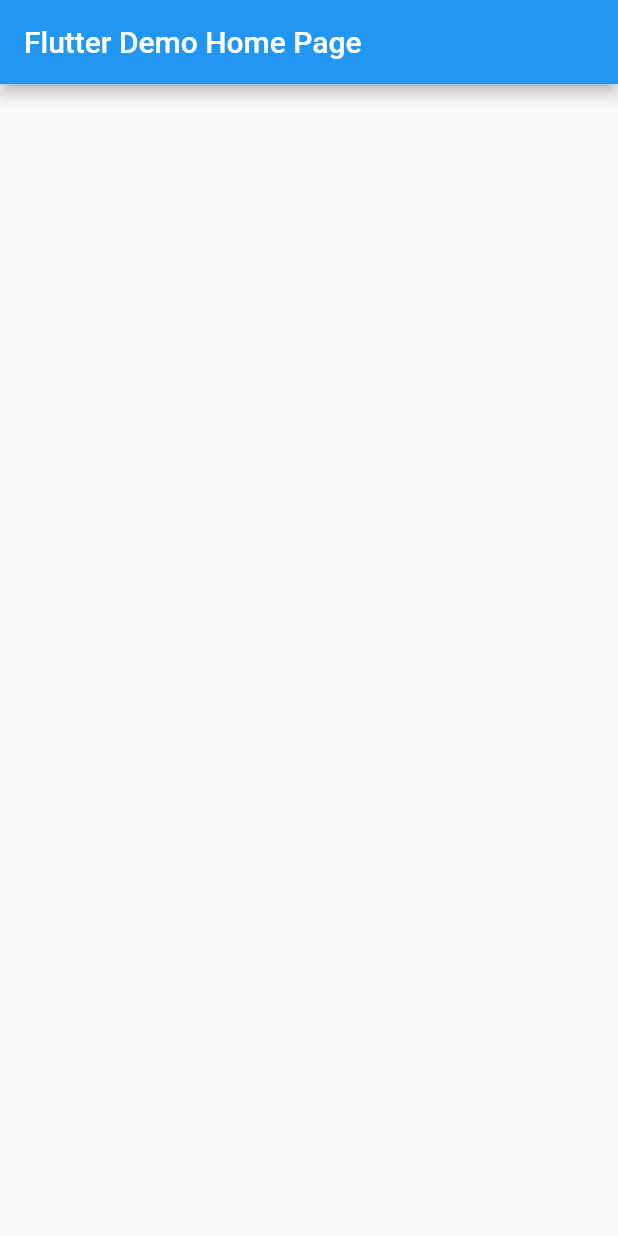
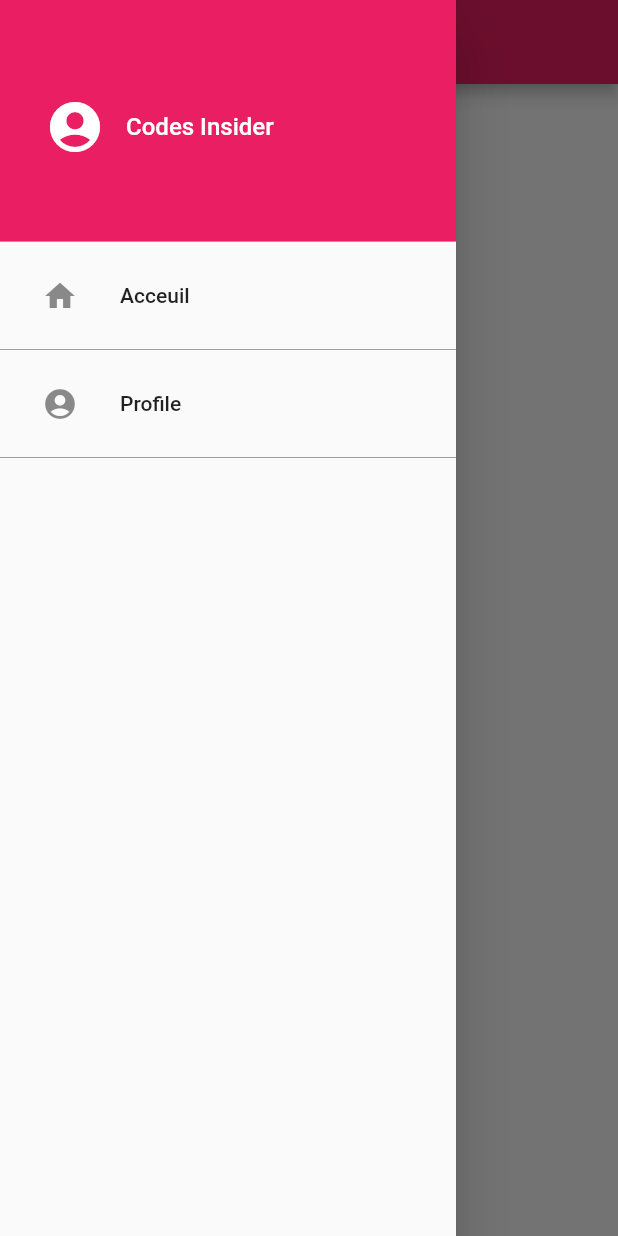
Before and after one commit to DevProsper/formationflutter, a Flutter app: the screen it shows after launch, with the side drawer open (before the commit the screen has no drawer), on a phone screen of 412 x 824 dp. Run offline on Flutter 3.47's test engine with Material 2 defaults, Android fonts, the phone set to English and light mode, and no system bars.

Commit message:
Mise en place du Drawer

```diff
--- /dev/null
+++ b/lib/app/mesroutes.dart
@@ -0,0 +1,6 @@
+import 'package:tppratique/widgets/pages/mesbouttons.dart';
+
+class routes {
+  //static const String mesboutton = MyButtonPage.routeName;
+
+}
--- /dev/null
+++ b/lib/app/myapp.dart
@@ -0,0 +1,17 @@
+import 'package:flutter/material.dart';
+import 'package:tppratique/widgets/pages/homepage.dart';
+
+class MyApp extends StatelessWidget {
+  const MyApp({Key? key}) : super(key: key);
+  @override
+  Widget build(BuildContext context) {
+    return MaterialApp(
+      debugShowCheckedModeBanner: false,
+      title: 'Flutter Demo',
+      theme: ThemeData(
+        primarySwatch: Colors.pink,
+      ),
+      home: new MyHomePage(),
+    );
+  }
+}
--- a/lib/main.dart
+++ b/lib/main.dart
@@ -1,42 +1,6 @@
 import 'package:flutter/material.dart';
+import 'app/myapp.dart';
 
 void main() {
   runApp(const MyApp());
 }
-
-class MyApp extends StatelessWidget {
-  const MyApp({Key? key}) : super(key: key);
-  @override
-  Widget build(BuildContext context) {
-    return MaterialApp(
-      title: 'Flutter Demo',
-      theme: ThemeData(
-        primarySwatch: Colors.blue,
-      ),
-      home: const MyHomePage(title: 'Flutter Demo Home Page'),
-    );
-  }
-}
-
-class MyHomePage extends StatefulWidget {
-  const MyHomePage({Key? key, required this.title}) : super(key: key);
-
-  final String title;
-
-  @override
-  State<MyHomePage> createState() => _MyHomePageState();
-}
-
-class _MyHomePageState extends State<MyHomePage> {
-
-  @override
-  Widget build(BuildContext context) {
-    return Scaffold(
-      appBar: AppBar(
-        title: Text(widget.title),
-      ),
-      body: Center(
-      ), // This trailing comma makes auto-formatting nicer for build methods.
-    );
-  }
-}
--- /dev/null
+++ b/lib/widgets/components/nav_drawer.dart
@@ -0,0 +1,76 @@
+import 'package:flutter/material.dart';
+import 'package:flutter/src/material/divider.dart';
+import 'package:tppratique/widgets/pages/Profile.dart';
+import 'package:tppratique/widgets/pages/homepage.dart';
+
+class NavDrawer extends StatelessWidget {
+  @override
+  Widget build(BuildContext context) {
+    return Drawer(
+      child:ListView(
+        children: [
+          DrawerHeader(
+            decoration: const BoxDecoration(
+              color: Colors.pink,
+            ),
+            child: Center(
+              child: Row(
+                children:[
+                  Expanded(
+                    child: Icon(Icons.account_circle, color: Colors.white,size: 40,),
+                    flex: 2,
+                  ),
+                  Expanded(
+                    flex: 6,
+                    child: Text(
+                      "Codes Insider",
+                      style: TextStyle(
+                        color: Colors.white,
+                        fontSize: 16,
+                      ),
+                    ),
+                  ),
+                ],
+              ),
+            ),
+          ),
+          ListTile(
+            title: Text("Acceuil"),
+            leading: IconButton(
+              icon: Icon(Icons.home),
+              onPressed: () {
+                //Navigator.of(context).pop();
+              },
+            ),
+           onTap: ()
+            {
+              Navigator.of(context).pop();
+              Navigator.of(context).push(MaterialPageRoute(
+                  builder: (BuildContext context) => MyHomePage()));
+            },
+          ),
+          Divider(
+            color: Colors.grey,
+          ),
+          ListTile(
+            title: Text("Profile"),
+            leading: IconButton(
+              icon: Icon(Icons.account_circle),
+              onPressed: () {
+              },
+            ),
+            onTap: ()
+            {
+              Navigator.of(context).pop();
+              Navigator.of(context).push(MaterialPageRoute(
+                  builder: (BuildContext context) => profile()));
+            },
+          ),
+          Divider(
+            color: Colors.grey,
+          ),
+        ],
+      ) ,
+    );
+  }
+}
--- /dev/null
+++ b/lib/widgets/pages/Profile.dart
@@ -0,0 +1,16 @@
+import 'package:flutter/material.dart';
+import 'package:tppratique/widgets/components/nav_drawer.dart';
+
+class profile extends StatelessWidget {
+  static const String routeName = '/profile';
+
+  @override
+  Widget build(BuildContext context) {
+    return new Scaffold(
+        appBar: AppBar(
+          title: Text("Profile"),
+        ),
+        drawer: NavDrawer(),
+        body: Center(child: Text("This is profile page")));
+  }
+}
--- /dev/null
+++ b/lib/widgets/pages/homepage.dart
@@ -0,0 +1,17 @@
+import 'package:flutter/material.dart';
+import '../components/nav_drawer.dart';
+
+class MyHomePage extends StatelessWidget {
+  @override
+  Widget build(BuildContext context) {
+    return Scaffold(
+        appBar: AppBar(
+          title: Text("Asnec-it"),
+        ),
+        body: Center(
+            child: Center(child: Text("Home page"))
+        ),
+        drawer: NavDrawer()
+    );
+  }
+}
```
Also changed, not shown: lib/widgets/pages/mesbouttons.dart (added, +24 -0 lines), lib/widgets/routes/pageroute.dart (added, +16 -0 lines), 2 other files.
